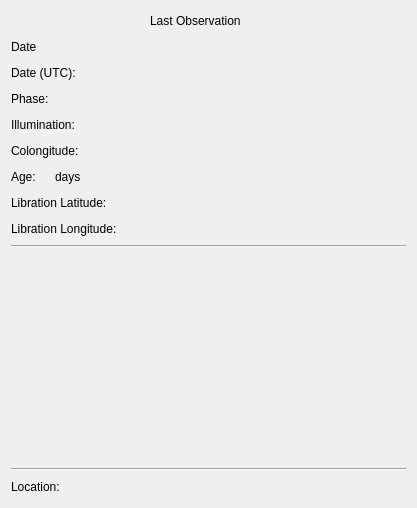
First picture: the form in res/ui/widgets/moon_info_tab.ui, repository mareuter/lct-python, before the edit.
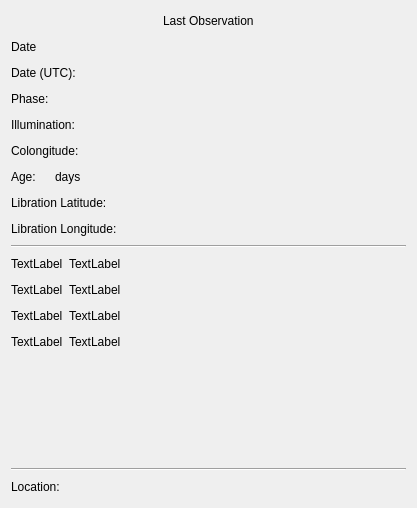
Second picture: the form after the edit.

Commit message: Refs #10. Adding next four phases to moon info tab.

Patch:
```diff
--- a/res/ui/widgets/moon_info_tab.ui
+++ b/res/ui/widgets/moon_info_tab.ui
@@ -13,7 +13,7 @@
   <property name="windowTitle">
    <string/>
   </property>
-  <layout class="QGridLayout" name="gridLayout">
+  <layout class="QGridLayout" name="gridLayout_2">
    <item row="0" column="0">
     <layout class="QHBoxLayout" name="horizontalLayout_10">
      <item>
@@ -306,7 +306,7 @@
      </item>
     </layout>
    </item>
-   <item row="9" column="0" colspan="2">
+   <item row="9" column="0">
     <widget class="QFrame" name="frame">
      <property name="frameShape">
       <enum>QFrame::HLine</enum>
@@ -316,7 +316,119 @@
      </property>
     </widget>
    </item>
-   <item row="10" column="1">
+   <item row="10" column="0">
+    <layout class="QGridLayout" name="gridLayout">
+     <item row="0" column="0">
+      <widget class="QLabel" name="first_phase_icon">
+       <property name="text">
+        <string>TextLabel</string>
+       </property>
+      </widget>
+     </item>
+     <item row="0" column="1">
+      <widget class="QLabel" name="first_phase_edit">
+       <property name="text">
+        <string>TextLabel</string>
+       </property>
+      </widget>
+     </item>
+     <item row="0" column="2">
+      <spacer name="horizontalSpacer_12">
+       <property name="orientation">
+        <enum>Qt::Horizontal</enum>
+       </property>
+       <property name="sizeHint" stdset="0">
+        <size>
+         <width>40</width>
+         <height>20</height>
+        </size>
+       </property>
+      </spacer>
+     </item>
+     <item row="1" column="0">
+      <widget class="QLabel" name="second_phase_icon">
+       <property name="text">
+        <string>TextLabel</string>
+       </property>
+      </widget>
+     </item>
+     <item row="1" column="1">
+      <widget class="QLabel" name="second_phase_edit">
+       <property name="text">
+        <string>TextLabel</string>
+       </property>
+      </widget>
+     </item>
+     <item row="1" column="2">
+      <spacer name="horizontalSpacer_13">
+       <property name="orientation">
+        <enum>Qt::Horizontal</enum>
+       </property>
+       <property name="sizeHint" stdset="0">
+        <size>
+         <width>40</width>
+         <height>20</height>
+        </size>
+       </property>
+      </spacer>
+     </item>
+     <item row="2" column="0">
+      <widget class="QLabel" name="third_phase_icon">
+       <property name="text">
+        <string>TextLabel</string>
+       </property>
+      </widget>
+     </item>
+     <item row="2" column="1">
+      <widget class="QLabel" name="third_phase_edit">
+       <property name="text">
+        <string>TextLabel</string>
+       </property>
+      </widget>
+     </item>
+     <item row="2" column="2">
+      <spacer name="horizontalSpacer_14">
+       <property name="orientation">
+        <enum>Qt::Horizontal</enum>
+       </property>
+       <property name="sizeHint" stdset="0">
+        <size>
+         <width>40</width>
+         <height>20</height>
+        </size>
+       </property>
+      </spacer>
+     </item>
+     <item row="3" column="0">
+      <widget class="QLabel" name="fourth_phase_icon">
+       <property name="text">
+        <string>TextLabel</string>
+       </property>
+      </widget>
+     </item>
+     <item row="3" column="1">
+      <widget class="QLabel" name="fourth_phase_edit">
+       <property name="text">
+        <string>TextLabel</string>
+       </property>
+      </widget>
+     </item>
+     <item row="3" column="2">
+      <spacer name="horizontalSpacer_15">
+       <property name="orientation">
+        <enum>Qt::Horizontal</enum>
+       </property>
+       <property name="sizeHint" stdset="0">
+        <size>
+         <width>40</width>
+         <height>20</height>
+        </size>
+       </property>
+      </spacer>
+     </item>
+    </layout>
+   </item>
+   <item row="11" column="0">
     <spacer name="verticalSpacer">
      <property name="orientation">
       <enum>Qt::Vertical</enum>
@@ -329,17 +441,17 @@
      </property>
     </spacer>
    </item>
-   <item row="11" column="0" colspan="2">
-    <widget class="QFrame" name="frame_2">
-     <property name="frameShape">
-      <enum>QFrame::HLine</enum>
-     </property>
-     <property name="frameShadow">
-      <enum>QFrame::Sunken</enum>
-     </property>
-    </widget>
-   </item>
    <item row="12" column="0">
+    <widget class="QFrame" name="frame_2">
+     <property name="frameShape">
+      <enum>QFrame::HLine</enum>
+     </property>
+     <property name="frameShadow">
+      <enum>QFrame::Sunken</enum>
+     </property>
+    </widget>
+   </item>
+   <item row="13" column="0">
     <layout class="QHBoxLayout" name="horizontalLayout_2">
      <item>
       <widget class="QLabel" name="location_label">
```
The commit also changes 6 other files.
